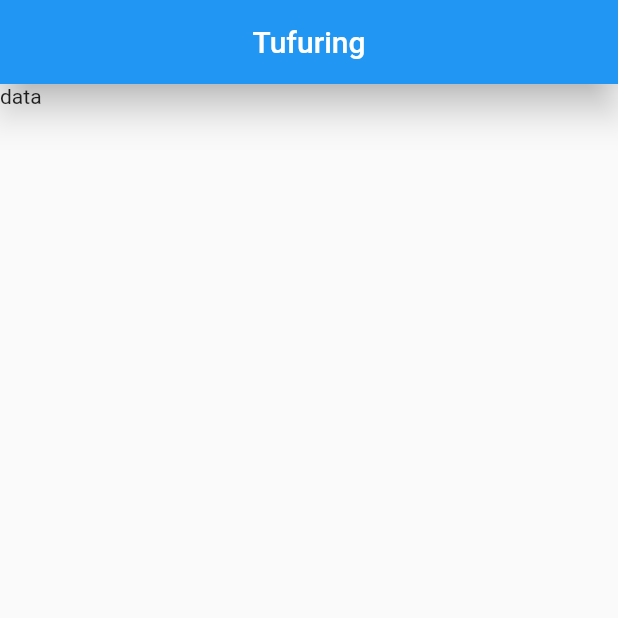
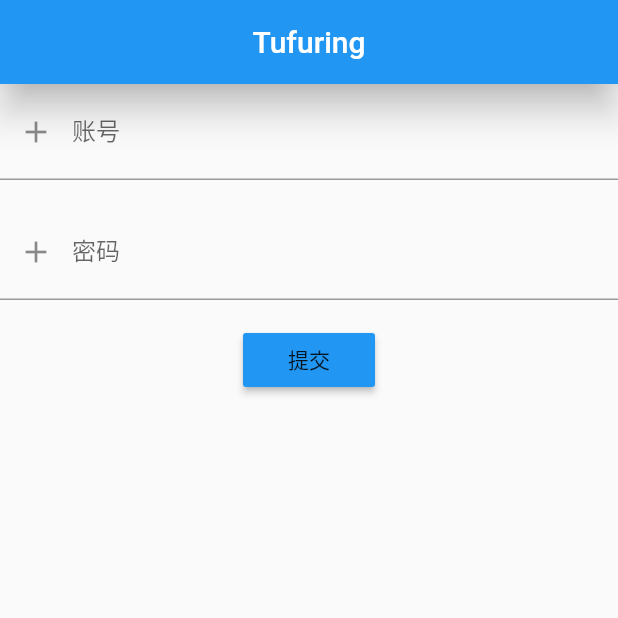
Before and after one commit to DJM960323/learnflutter, a Flutter app: the screen it shows after launch, on a phone screen of 412 x 824 dp, the top half of it. Run offline on Flutter 3.47's test engine with Material 2 defaults, Android fonts, the phone set to English and light mode, and no system bars.

Commit message:
提交第二章所有小结的demo

```diff
--- a/lib/main.dart
+++ b/lib/main.dart
@@ -29,7 +29,7 @@ class HomePage extends StatelessWidget {
         elevation: 10.0,
         centerTitle: true,
       ),
-      body: ClicklDemo(),
+      body: InputDemo(),
     );
   }
 }
--- a/lib/widgets/demo_01.dart
+++ b/lib/widgets/demo_01.dart
@@ -1,3 +1,5 @@
+// ignore_for_file: prefer_const_constructors, prefer_final_fields
+
 import 'package:flutter/cupertino.dart';
 import 'package:flutter/material.dart';
 
@@ -153,3 +155,93 @@ class ClicklDemo extends StatelessWidget {
     );
   }
 }
+
+class InputDemo extends StatefulWidget {
+  const InputDemo({Key? key}) : super(key: key);
+
+  @override
+  _InputDemoState createState() => _InputDemoState();
+}
+
+class _InputDemoState extends State<InputDemo> {
+  GlobalKey _key = GlobalKey<FormState>();
+  TextEditingController _userController = TextEditingController();
+  TextEditingController _passwordController = TextEditingController();
+  FocusNode _userFocusNode = FocusNode();
+  FocusNode _passwordFocusNode = FocusNode();
+
+  FocusScopeNode? _focusScopeNode = null;
+
+
+  @override
+  void dispose() {
+    // TODO: implement dispose
+    super.dispose();
+    _userController.dispose();
+    _passwordController.dispose();
+
+    _userFocusNode.dispose();
+    _passwordFocusNode.dispose();
+
+    _focusScopeNode?.dispose();
+
+  }
+
+  @override
+  Widget build(BuildContext context) {
+    return Form(
+        key: _key,
+        child: Column(
+          children: [
+            TextFormField(
+              controller: _userController,
+              decoration: InputDecoration(
+                prefixIcon: Icon(Icons.add),
+                labelText: "账号",
+                hintText: "请输入账号",
+              ),
+              validator: (v) {
+                if (v == null || v.isEmpty) {
+                  return "账号必须输入";
+                }
+              },
+              textInputAction: TextInputAction.next,
+              onFieldSubmitted: (v){
+                print("object");
+              },
+            ),
+            SizedBox(height: 16),
+            TextFormField(
+              focusNode: _passwordFocusNode,
+              controller: _passwordController,
+              decoration: InputDecoration(
+                prefixIcon: Icon(Icons.add),
+                labelText: "密码",
+                hintText: "请输入密码",
+              ),
+              validator: (v) {
+                if (v == null || v.length < 5) {
+                  return "密码必须输入,且长度必须大于5";
+                }
+              },
+              obscureText: true,
+              textInputAction: TextInputAction.send,
+
+            ),
+            SizedBox(height: 16),
+            RaisedButton(
+              onPressed: () {
+                if(_focusScopeNode == null){
+                  _focusScopeNode = FocusScope.of(context);
+                }
+                _focusScopeNode?.requestFocus(_userFocusNode);
+                // _focusScopeNode?.unfocus();
+                // print((_key.currentState as FormState).validate().toString());
+              },
+              child: Text("提交"),
+              color: Colors.blue,
+            ),
+          ],
+        ));
+  }
+}
```
